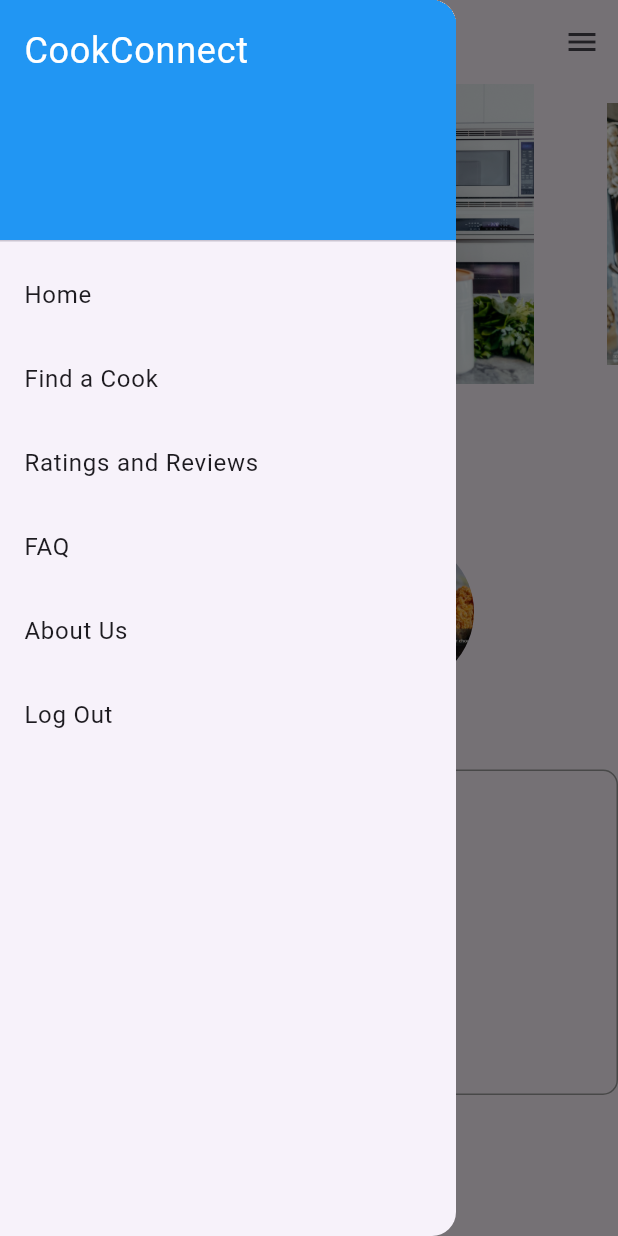
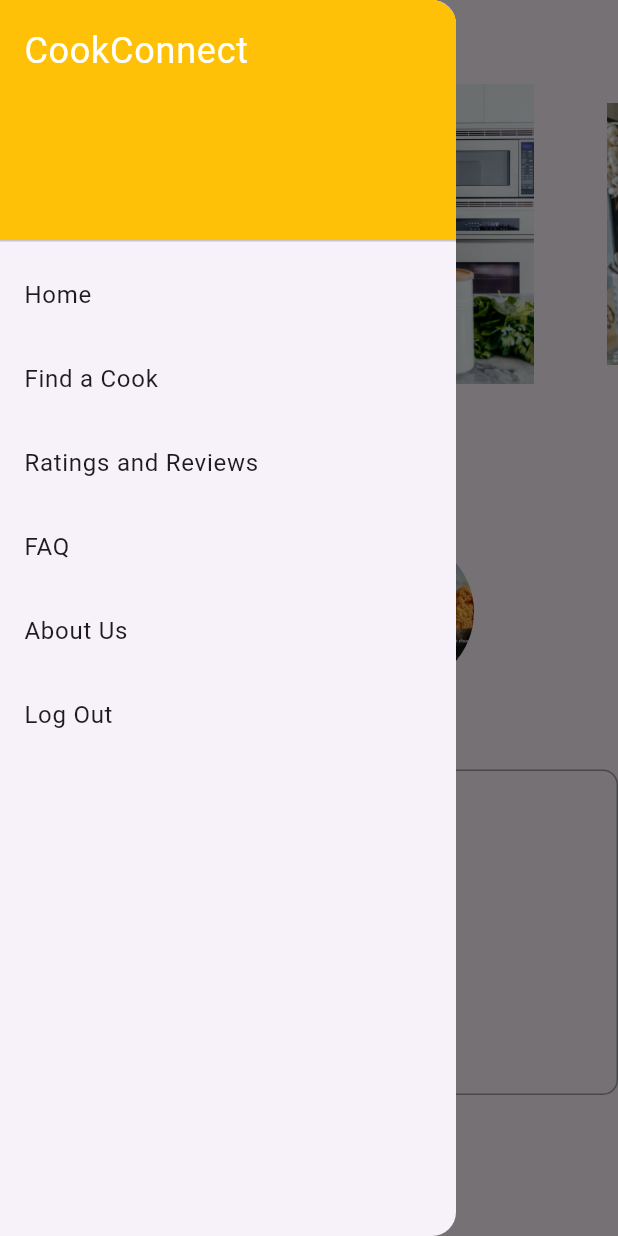
Before and after one commit to Raghavendra-J-R/cookConnect, a Flutter app: the HomePage screen opened by its route, with the side drawer open, on a phone screen of 412 x 824 dp. Run offline on Flutter 3.47's test engine with Material 3 defaults, Android fonts, the phone set to English and light mode, and no system bars; drawn by our look-alikes of carousel_slider.

Commit message:
updated home

```diff
--- a/lib/home_page.dart
+++ b/lib/home_page.dart
@@ -19,15 +19,6 @@ class _HomePageState extends State<HomePage> {
       appBar: AppBar(
         title: Text('CookConnect'),
         // Adding a Drawer button
-        actions: [
-          IconButton(
-            icon: Icon(Icons.menu),
-            onPressed: () {
-              // Open the Drawer when the menu icon is pressed
-              Scaffold.of(context).openDrawer();
-            },
-          ),
-        ],
       ),
       // Drawer widget
       drawer: Drawer(
@@ -36,7 +27,7 @@ class _HomePageState extends State<HomePage> {
           children: [
             const DrawerHeader(
               decoration: BoxDecoration(
-                color: Colors.blue,
+                color: Colors.amber,
               ),
               child: Text(
                 'CookConnect',
```
